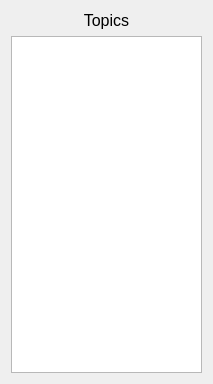
This is Visualizer/ui/topics_list.ui in nwrush/Visualization as Qt 5 draws it before an edit. The edited form follows.
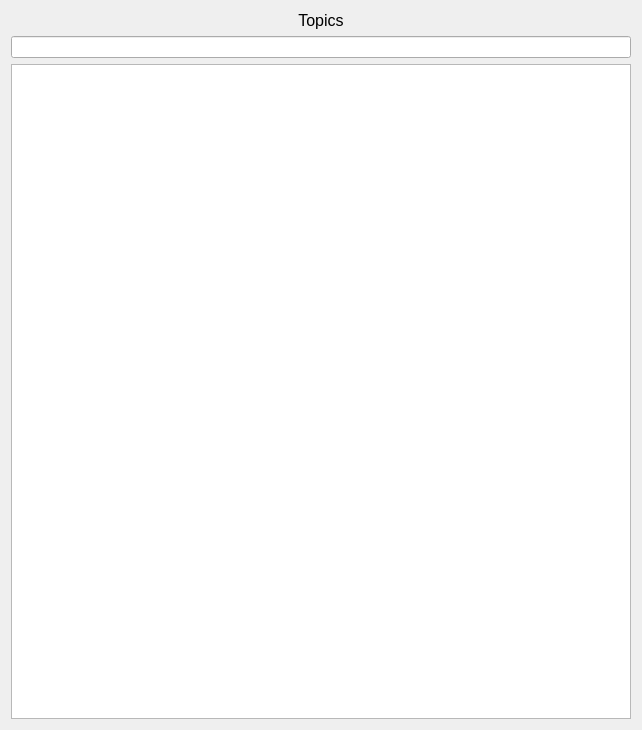
This is the edited form.

Commit message: Moved the topics list to a model/view format, allowed for searching of the topics list

The edit to the form file:
```diff
--- a/Visualizer/ui/topics_list.ui
+++ b/Visualizer/ui/topics_list.ui
@@ -6,8 +6,8 @@
    <rect>
     <x>0</x>
     <y>0</y>
-    <width>213</width>
-    <height>384</height>
+    <width>642</width>
+    <height>730</height>
    </rect>
   </property>
   <property name="windowTitle">
@@ -30,7 +30,10 @@
     </widget>
    </item>
    <item>
-    <widget class="QListWidget" name="listWidget">
+    <widget class="QLineEdit" name="filterText"/>
+   </item>
+   <item>
+    <widget class="QListView" name="listWidget">
      <property name="selectionMode">
       <enum>QAbstractItemView::ExtendedSelection</enum>
      </property>
```
The commit also changes 5 other files.
